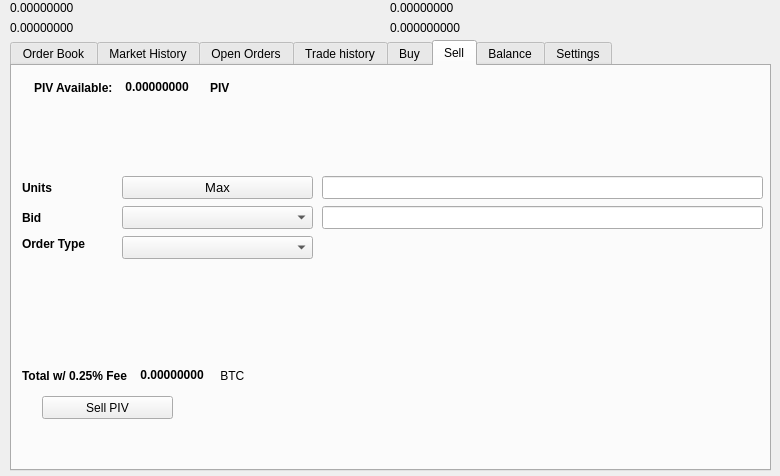
First picture: the form in src/qt/forms/tradingdialog.ui, repository PIVX-Project/PIVX, before the edit.
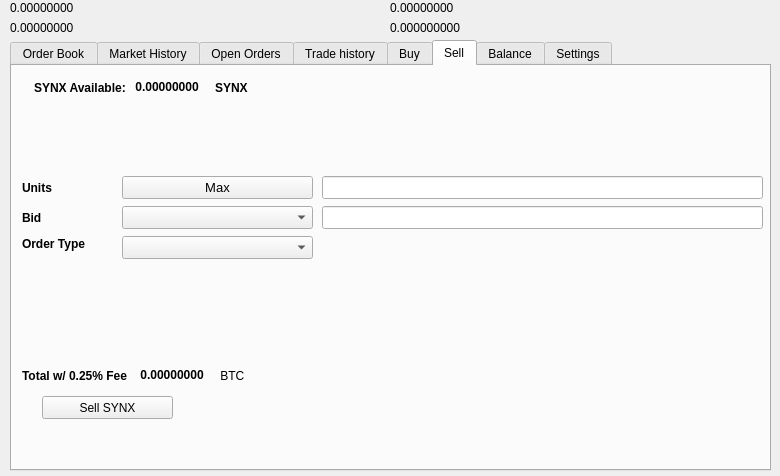
Second picture: the form after the edit. The open tabs and pages were chosen to show the change. Icons and pictures are not drawn.

```diff
--- a/src/qt/forms/tradingdialog.ui
+++ b/src/qt/forms/tradingdialog.ui
@@ -1751,7 +1751,7 @@
       </rect>
      </property>
      <property name="text">
-      <string>Sell PIV</string>
+      <string>Sell SYNX</string>
      </property>
      <property name="icon">
       <iconset resource="../syndicate">
@@ -1777,7 +1777,7 @@
          </font>
         </property>
         <property name="text">
-         <string>PIV Available:</string>
+         <string>SYNX Available:</string>
         </property>
        </widget>
       </item>
@@ -2221,7 +2221,7 @@
          </font>
         </property>
         <property name="text">
-         <string>PIV</string>
+         <string>SYNX</string>
         </property>
        </widget>
       </item>
```
Left out of the diff: 34 changed lines with no effect on the pictures.
